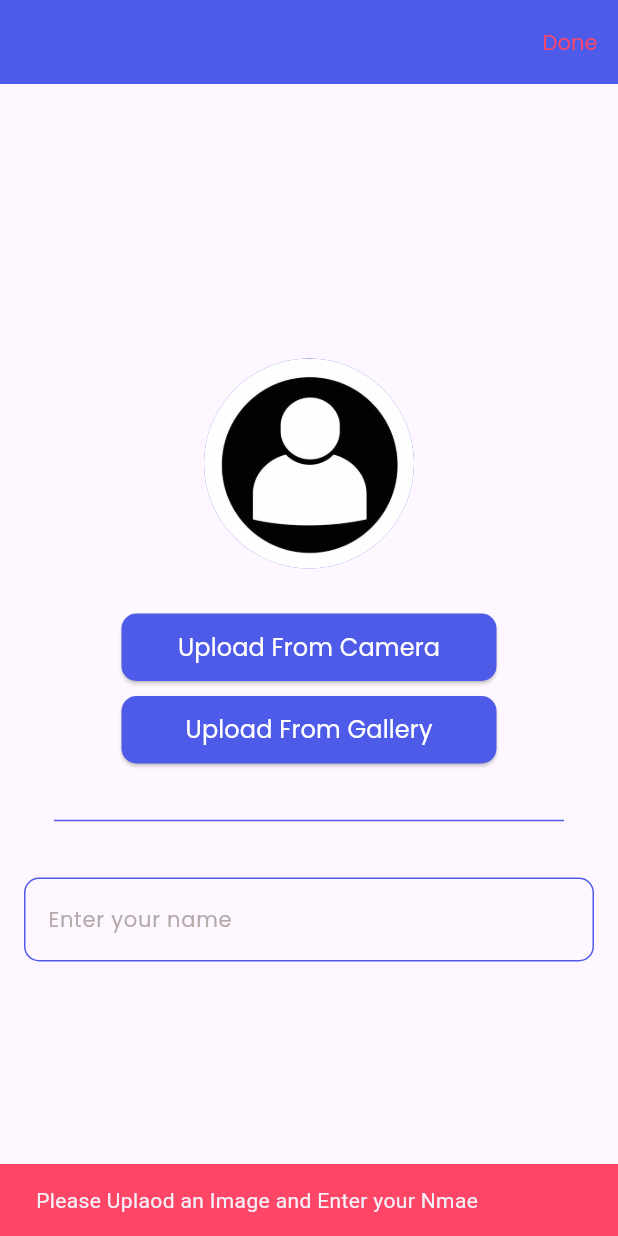
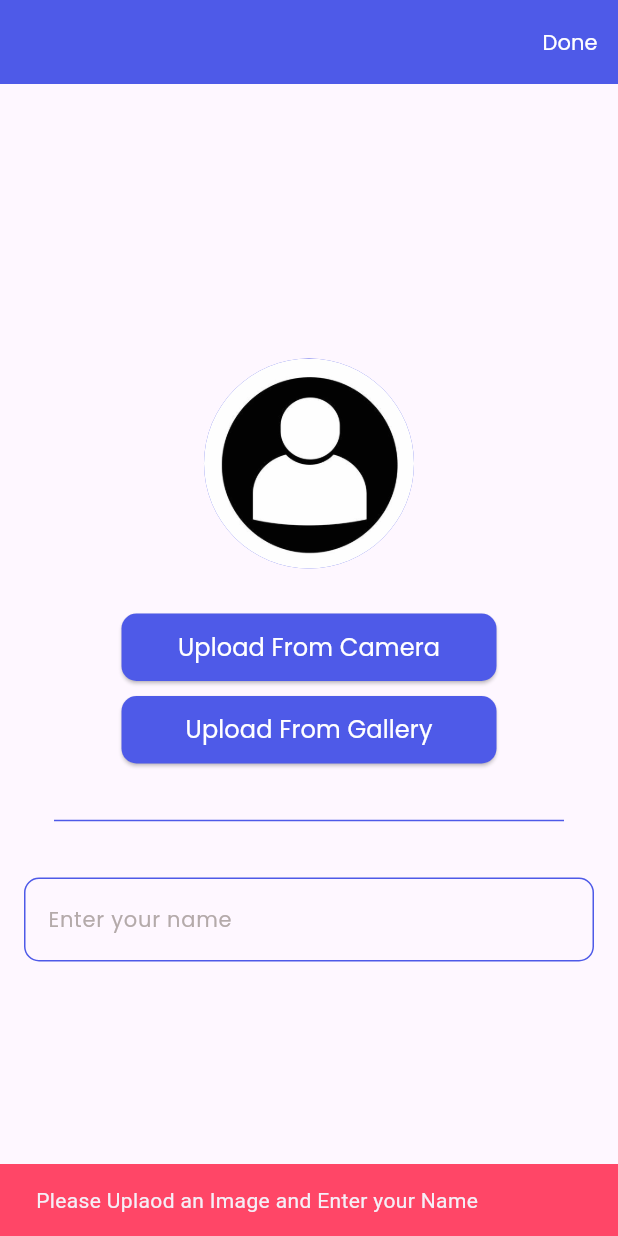
Before and after one commit to MM123r/taskati, a Flutter app: the screen it shows after launch, after a tap on "Done", on a phone screen of 412 x 824 dp. Run offline on Flutter 3.47's test engine with Material 3 defaults, Android fonts, the phone set to English and light mode, and no system bars; our stand-ins replace date_picker_timeline, gap, hive, hive_flutter, image_picker, lottie; accounts and stored records are empty.

Commit message:
final commit

```diff
--- a/lib/feature/intro/splash_screen.dart
+++ b/lib/feature/intro/splash_screen.dart
@@ -19,7 +19,7 @@ class _SplashScreenState extends State<SplashScreen> {
   void initState() {
     super.initState();
     bool isUploaded  = AppLocalStorage.getcachData(AppLocalStorage.isUploadKey) ?? false;
-    Future.delayed(const Duration(seconds: 5), () {
+    Future.delayed(const Duration(seconds: 6), () {
       if (isUploaded) {
         // ignore: use_build_context_synchronously
         pushWithReplacment(context, const HomeView());
--- a/lib/feature/upload/upload_screen.dart
+++ b/lib/feature/upload/upload_screen.dart
@@ -29,11 +29,11 @@ class _UploadScreenState extends State<UploadScreen> {
                 onPressed: () {
                   if (path == null && name.isEmpty) {
                     showErrorDialog(
-                        context, 'Please Uplaod an Image and Enter your Nmae');
+                        context, 'Please Uplaod an Image and Enter your Name');
                   }
                   //
                   else if (path != null && name.isEmpty) {
-                    showErrorDialog(context, 'Please Enter your Nmae');
+                    showErrorDialog(context, 'Please Enter your Name');
                   }
                   //
                   else if (path == null && name.isNotEmpty) {
@@ -51,7 +51,7 @@ class _UploadScreenState extends State<UploadScreen> {
                 },
                 child: Text(
                   "Done",
-                  style: getSmallTextStyle(color: AppColors.redColor),
+                  style: getSmallTextStyle(color: AppColors.whiteColor),
                 ))
           ],
         ),
@@ -60,6 +60,7 @@ class _UploadScreenState extends State<UploadScreen> {
         body: Center(
           child: Padding(
             padding: const EdgeInsets.all(16.0),
+            child: SingleChildScrollView(
               child: Column(
                 mainAxisAlignment: MainAxisAlignment.center,
                 children: [
@@ -104,6 +105,7 @@ class _UploadScreenState extends State<UploadScreen> {
                 ],
               ),
             ),
+          ),
         ));
   }
 
--- a/lib/main.dart
+++ b/lib/main.dart
@@ -10,11 +10,12 @@ import 'package:taskati/feature/intro/splash_screen.dart';
 Future<void> main() async {
   WidgetsFlutterBinding.ensureInitialized();
   await Hive.initFlutter();
+   Hive.registerAdapter(TaskModelAdapter());
   await Hive.openBox('user');
-  await Hive.openBox('task');
+  await Hive.openBox<TaskModel>('task');
   await AppLocalStorage.init();
-  Hive.registerAdapter(TaskModelAdapter());
-  //
+
+
   runApp(const MainApp());
 }
 
```
Also changed, not shown: lib/feature/add_task/add_task_screen.dart (+7 -3 lines), lib/feature/home/home_view.dart (+55 -9 lines), lib/feature/home/widgets/task_item.dart (+27 -17 lines), lib/feature/profile/profile_screen.dart (+7 -4 lines). Lines whose indentation alone changed are shown as unchanged.
